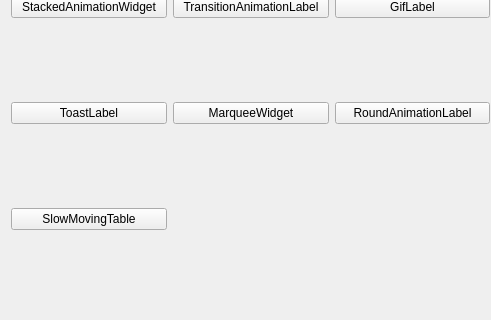
Qt form mainwindow.ui (Greedysky/TTKWidgetTools) before a commit; both pictures show x 0 to 491 and y 93 to 413 of the 663 by 413 pixel window.
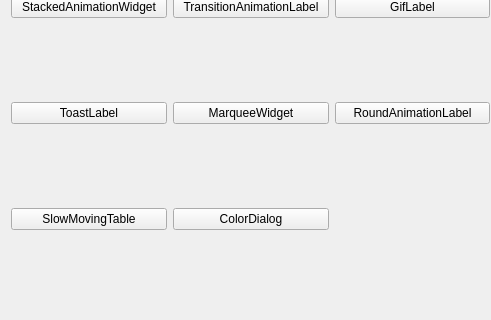
The same form after that commit.

Commit message: Add color widget[065412]

What changed in the file:
```diff
--- a/mainwindow.ui
+++ b/mainwindow.ui
@@ -78,6 +78,13 @@
       </property>
      </widget>
     </item>
+    <item row="2" column="1">
+     <widget class="QPushButton" name="pushButton_9">
+      <property name="text">
+       <string>ColorDialog</string>
+      </property>
+     </widget>
+    </item>
    </layout>
   </widget>
  </widget>
```
The commit also changes 10 other files.
